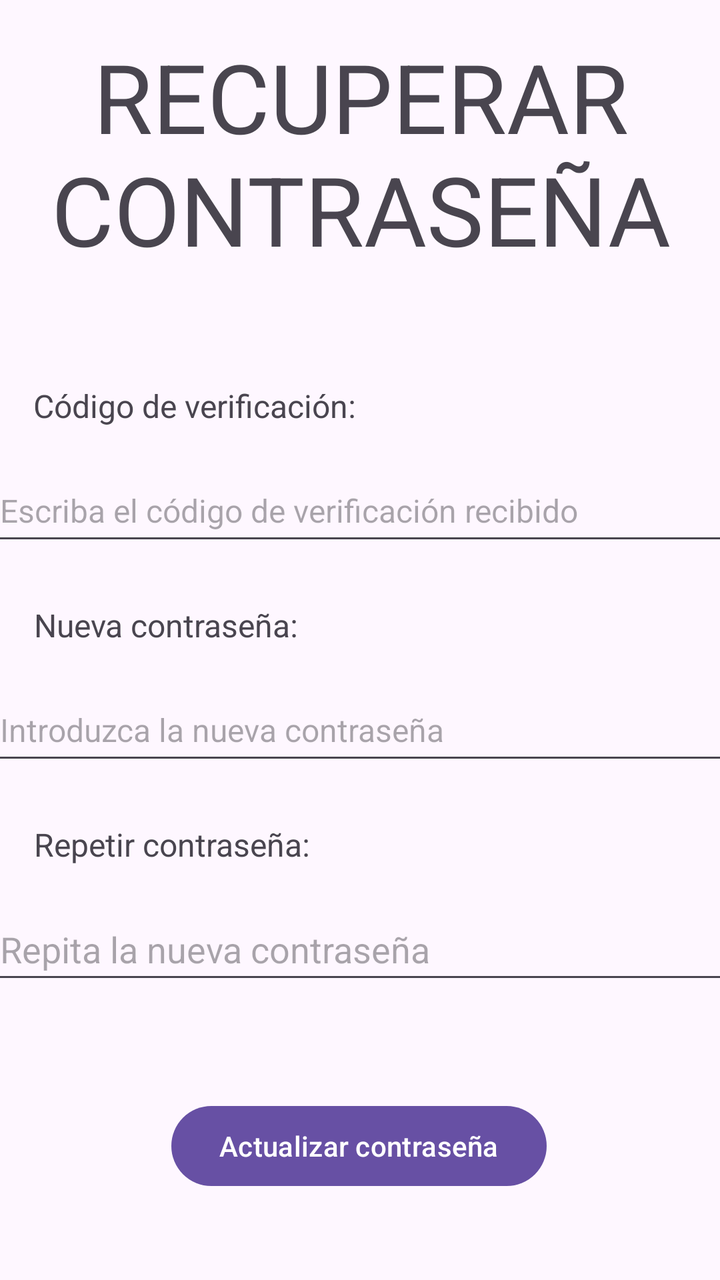
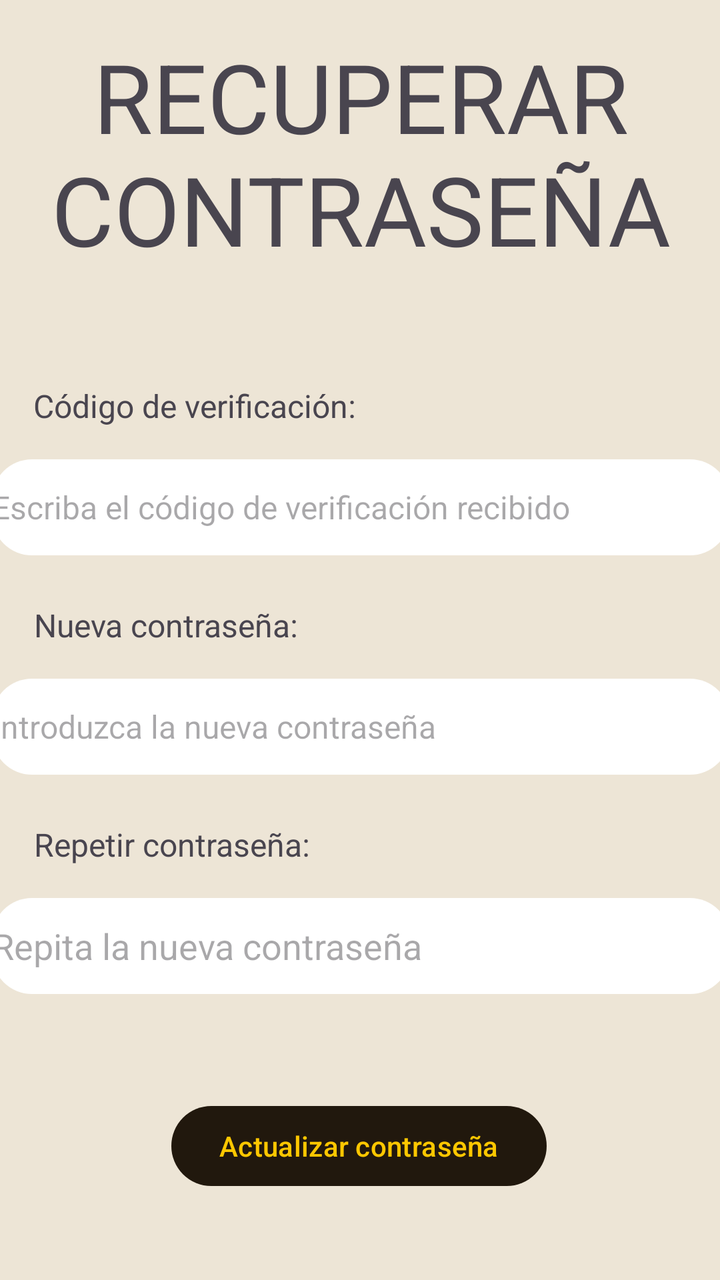

Compare the two renders of this Android layout. The source of the first and the diff that turns it into the second are given below.
<!-- AndroidManifest.xml: application theme Theme.RefriMancia -->
<!-- res/layout/ventana_recuperar_password.xml -->
<?xml version="1.0" encoding="utf-8"?>
<androidx.constraintlayout.widget.ConstraintLayout xmlns:android="http://schemas.android.com/apk/res/android"
    xmlns:app="http://schemas.android.com/apk/res-auto"
    xmlns:tools="http://schemas.android.com/tools"
    android:id="@+id/ventana_recuperar_password"
    android:layout_width="match_parent"
    android:layout_height="match_parent">

    <TextView
        android:id="@+id/tvTituloRecuperar"
        android:layout_width="407dp"
        android:layout_height="124dp"
        android:layout_marginTop="16dp"
        android:text="RECUPERAR CONTRASEÑA"
        android:textAlignment="center"
        android:textSize="48sp"
        app:layout_constraintEnd_toEndOf="parent"
        app:layout_constraintStart_toStartOf="parent"
        app:layout_constraintTop_toTopOf="parent" />

    <TextView
        android:id="@+id/tvNuevaPasswordRecuperar"
        android:layout_width="wrap_content"
        android:layout_height="wrap_content"
        android:layout_marginTop="24dp"
        android:text="Nueva contraseña:"
        android:textSize="16sp"
        app:layout_constraintEnd_toEndOf="parent"
        app:layout_constraintHorizontal_bias="0.075"
        app:layout_constraintStart_toStartOf="parent"
        app:layout_constraintTop_toBottomOf="@+id/etCodigoRecuperar" />

    <EditText
        android:id="@+id/etpNuevaPasswordRecuperar"
        android:layout_width="369dp"
        android:layout_height="48dp"
        android:layout_marginTop="16dp"
        android:ems="10"
        android:hint="Introduzca la nueva contraseña"
        android:inputType="textPassword"
        android:textSize="16sp"
        app:layout_constraintEnd_toEndOf="parent"
        app:layout_constraintStart_toStartOf="parent"
        app:layout_constraintTop_toBottomOf="@+id/tvNuevaPasswordRecuperar" />

    <EditText
        android:id="@+id/etpRepetirPasswordRecuperar"
        android:layout_width="369dp"
        android:layout_height="48dp"
        android:layout_marginTop="16dp"
        android:ems="10"
        android:hint="Repita la nueva contraseña"
        android:inputType="textPassword"
        app:layout_constraintEnd_toEndOf="parent"
        app:layout_constraintStart_toStartOf="parent"
        app:layout_constraintTop_toBottomOf="@+id/tvRepetirPasswordRecuperar" />

    <TextView
        android:id="@+id/tvRepetirPasswordRecuperar"
        android:layout_width="wrap_content"
        android:layout_height="wrap_content"
        android:layout_marginTop="24dp"
        android:text="Repetir contraseña:"
        android:textSize="16sp"
        app:layout_constraintEnd_toEndOf="parent"
        app:layout_constraintHorizontal_bias="0.076"
        app:layout_constraintStart_toStartOf="parent"
        app:layout_constraintTop_toBottomOf="@+id/etpNuevaPasswordRecuperar" />

    <Button
        android:id="@+id/botonActualizarPassword"
        android:layout_width="wrap_content"
        android:layout_height="wrap_content"
        android:layout_marginTop="52dp"
        android:text="Actualizar contraseña"
        app:layout_constraintEnd_toEndOf="parent"
        app:layout_constraintHorizontal_bias="0.497"
        app:layout_constraintStart_toStartOf="parent"
        app:layout_constraintTop_toBottomOf="@+id/etpRepetirPasswordRecuperar" />

    <TextView
        android:id="@+id/tvCodigoRecuperar"
        android:layout_width="wrap_content"
        android:layout_height="wrap_content"
        android:layout_marginTop="52dp"
        android:text="Código de verificación:"
        android:textSize="16sp"
        app:layout_constraintEnd_toEndOf="parent"
        app:layout_constraintHorizontal_bias="0.084"
        app:layout_constraintStart_toStartOf="parent"
        app:layout_constraintTop_toBottomOf="@+id/tvTituloRecuperar" />

    <EditText
        android:id="@+id/etCodigoRecuperar"
        android:layout_width="369dp"
        android:layout_height="48dp"
        android:layout_marginTop="16dp"
        android:ems="10"
        android:hint="Escriba el código de verificación recibido"
        android:inputType="text"
        android:textSize="16sp"
        app:layout_constraintEnd_toEndOf="parent"
        app:layout_constraintStart_toStartOf="parent"
        app:layout_constraintTop_toBottomOf="@+id/tvCodigoRecuperar" />
</androidx.constraintlayout.widget.ConstraintLayout>
<!-- resources referenced by this layout -->
<resources>
  <style name="Theme.RefriMancia" parent="Base.Theme.RefriMancia" />
  <style name="Base.Theme.RefriMancia" parent="Theme.Material3.DayNight.NoActionBar">
          
          
          <item name="android:statusBarColor">?attr/colorPrimary</item>
          <item name="android:windowLightStatusBar">false</item>
          
      </style>
</resources>

<!-- the commit's change to res/layout/ventana_recuperar_password.xml (unified diff, before → after) -->
@@ -2,6 +2,7 @@
 <androidx.constraintlayout.widget.ConstraintLayout xmlns:android="http://schemas.android.com/apk/res/android"
     xmlns:app="http://schemas.android.com/apk/res-auto"
     xmlns:tools="http://schemas.android.com/tools"
+    style="@style/fondoPantallas"
     android:id="@+id/ventana_recuperar_password"
     android:layout_width="match_parent"
     android:layout_height="match_parent">
@@ -35,6 +36,7 @@
         android:layout_width="369dp"
         android:layout_height="48dp"
         android:layout_marginTop="16dp"
+        android:background="@drawable/bg_input"
         android:ems="10"
         android:hint="Introduzca la nueva contraseña"
         android:inputType="textPassword"
@@ -48,6 +50,7 @@
         android:layout_width="369dp"
         android:layout_height="48dp"
         android:layout_marginTop="16dp"
+        android:background="@drawable/bg_input"
         android:ems="10"
         android:hint="Repita la nueva contraseña"
         android:inputType="textPassword"
@@ -68,6 +71,7 @@
         app:layout_constraintTop_toBottomOf="@+id/etpNuevaPasswordRecuperar" />
 
     <Button
+        style="@style/estiloBotones"
         android:id="@+id/botonActualizarPassword"
         android:layout_width="wrap_content"
         android:layout_height="wrap_content"
@@ -95,6 +99,7 @@
         android:layout_width="369dp"
         android:layout_height="48dp"
         android:layout_marginTop="16dp"
+        android:background="@drawable/bg_input"
         android:ems="10"
         android:hint="Escriba el código de verificación recibido"
         android:inputType="text"
<!-- resource entries referenced after the edit -->
@@ -1,6 +1,21 @@
 <!-- resources referenced by this layout -->
 <resources>
+  <!-- drawable bg_input (drawable) -->
+  <shape xmlns:android="http://schemas.android.com/apk/res/android">
+      <solid android:color="#FFFFFF"/> 
+      <corners android:radius="20dp"/>
+  </shape>
+  <style name="estiloBotones">
+          <item name="android:textColor">@color/amarillo</item>
+          <item name="backgroundTint">@color/marron_oscuro</item>
+      </style>
+  <style name="fondoPantallas">
+          <item name="android:background">@color/beige</item>
+      </style>
   <style name="Theme.RefriMancia" parent="Base.Theme.RefriMancia" />
+  <color name="amarillo">#fdc700</color>
+  <color name="marron_oscuro">#21180d</color>
+  <color name="beige">#ede5d6</color>
   <style name="Base.Theme.RefriMancia" parent="Theme.Material3.DayNight.NoActionBar">
           
           
